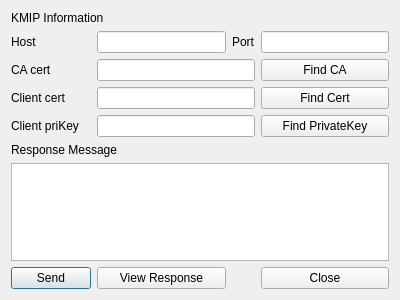
The window that TTLVReader/send_msg_dlg.ui (jykim74/TTLVReader) describes before a commit, drawn with Qt 5.
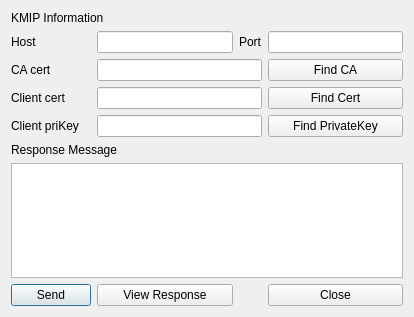
The same window after the commit.

```diff
--- a/TTLVReader/send_msg_dlg.ui
+++ b/TTLVReader/send_msg_dlg.ui
@@ -6,8 +6,8 @@
    <rect>
     <x>0</x>
     <y>0</y>
-    <width>400</width>
-    <height>300</height>
+    <width>414</width>
+    <height>317</height>
    </rect>
   </property>
   <property name="windowTitle">
```
Left out of the diff: 2 changed lines with no effect on the pictures.
